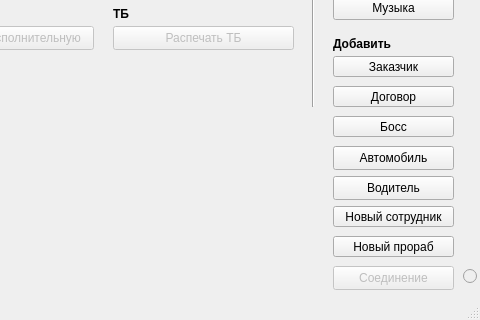
Above: my_helper/notebook/designer_ui/main_menu.ui from SmolPO/vertical before the change; both pictures show x 107 to 587 and y 243 to 563 of the 587 by 563 pixel window. Below: the same form after it.
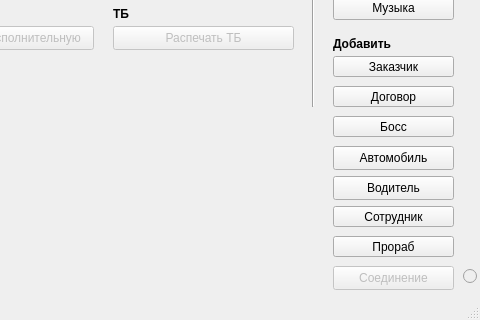
That is the form after the change.

Patch:
```diff
--- a/my_helper/notebook/designer_ui/main_menu.ui
+++ b/my_helper/notebook/designer_ui/main_menu.ui
@@ -115,7 +115,7 @@
      </rect>
     </property>
     <property name="text">
-     <string>Новый сотрудник</string>
+     <string>Сотрудник</string>
     </property>
    </widget>
    <widget class="QLabel" name="ui_l_fast">
@@ -520,7 +520,7 @@
      </rect>
     </property>
     <property name="text">
-     <string>Новый прораб</string>
+     <string>Прораб</string>
     </property>
    </widget>
    <widget class="QPushButton" name="b_music">
```
